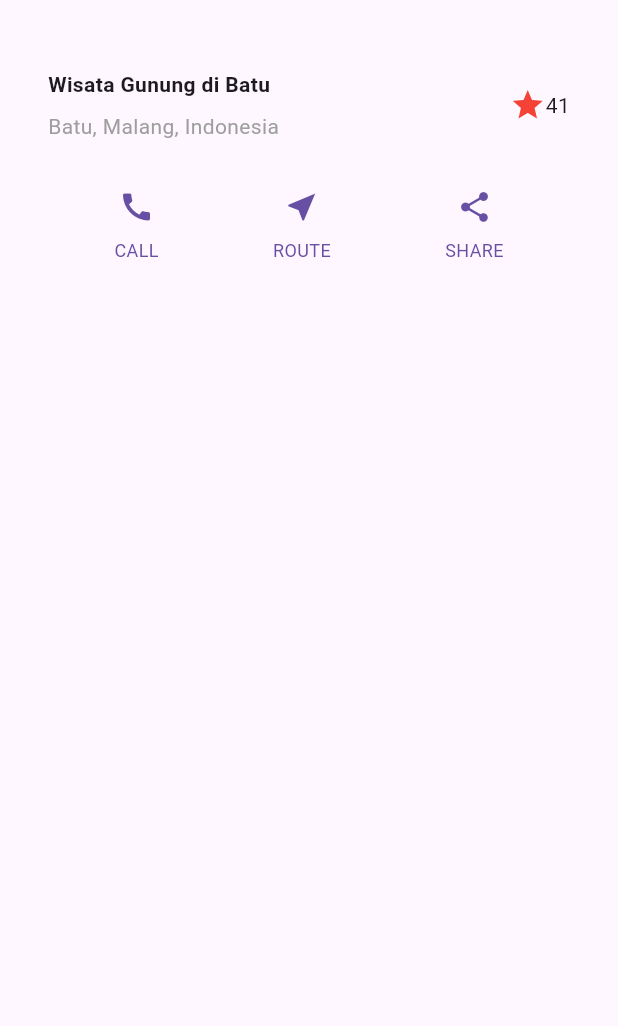
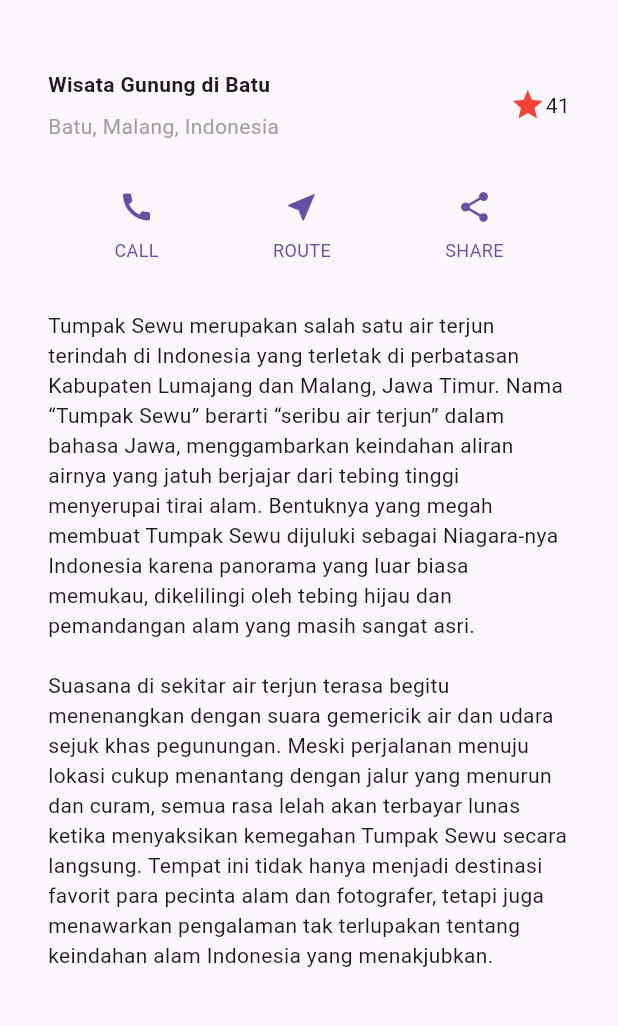
Before and after one commit to bagaskara04/layout_flutter, a Flutter app: the screen it shows after launch, on a phone screen of 412 x 824 dp, the part 63-1089 px from its top. Run offline on Flutter 3.47's test engine with Material 3 defaults, Android fonts, the phone set to English and light mode, and no system bars.

Commit message:
Praktikum 3 - Implementasi text section

```diff
--- a/lib/main.dart
+++ b/lib/main.dart
@@ -49,11 +49,20 @@
       ],
     );
 
+    Widget textSection = Container(
+      padding: const EdgeInsets.all(32),
+      child: const Text(
+        'Tumpak Sewu merupakan salah satu air terjun terindah di Indonesia yang terletak di perbatasan Kabupaten Lumajang dan Malang, Jawa Timur. Nama “Tumpak Sewu” berarti “seribu air terjun” dalam bahasa Jawa, menggambarkan keindahan aliran airnya yang jatuh berjajar dari tebing tinggi menyerupai tirai alam. Bentuknya yang megah membuat Tumpak Sewu dijuluki sebagai Niagara-nya Indonesia karena panorama yang luar biasa memukau, dikelilingi oleh tebing hijau dan pemandangan alam yang masih sangat asri.\n\n'
+        'Suasana di sekitar air terjun terasa begitu menenangkan dengan suara gemericik air dan udara sejuk khas pegunungan. Meski perjalanan menuju lokasi cukup menantang dengan jalur yang menurun dan curam, semua rasa lelah akan terbayar lunas ketika menyaksikan kemegahan Tumpak Sewu secara langsung. Tempat ini tidak hanya menjadi destinasi favorit para pecinta alam dan fotografer, tetapi juga menawarkan pengalaman tak terlupakan tentang keindahan alam Indonesia yang menakjubkan.',
+        softWrap: true,
+      ),
+    );
+
     return MaterialApp(
       title: 'Flutter layout: Fachry Akbar Bagaskara 2341760133',
       home: Scaffold(
         appBar: AppBar(title: const Text('Flutter layout demo')),
-        body: Column(children: [titleSection, buttonSection]),
+        body: Column(children: [titleSection, buttonSection, textSection]),
       ),
     );
   }
```
Also changed, not shown: images/03_01.png (added), images/03_02.png (added), 1 other file.
